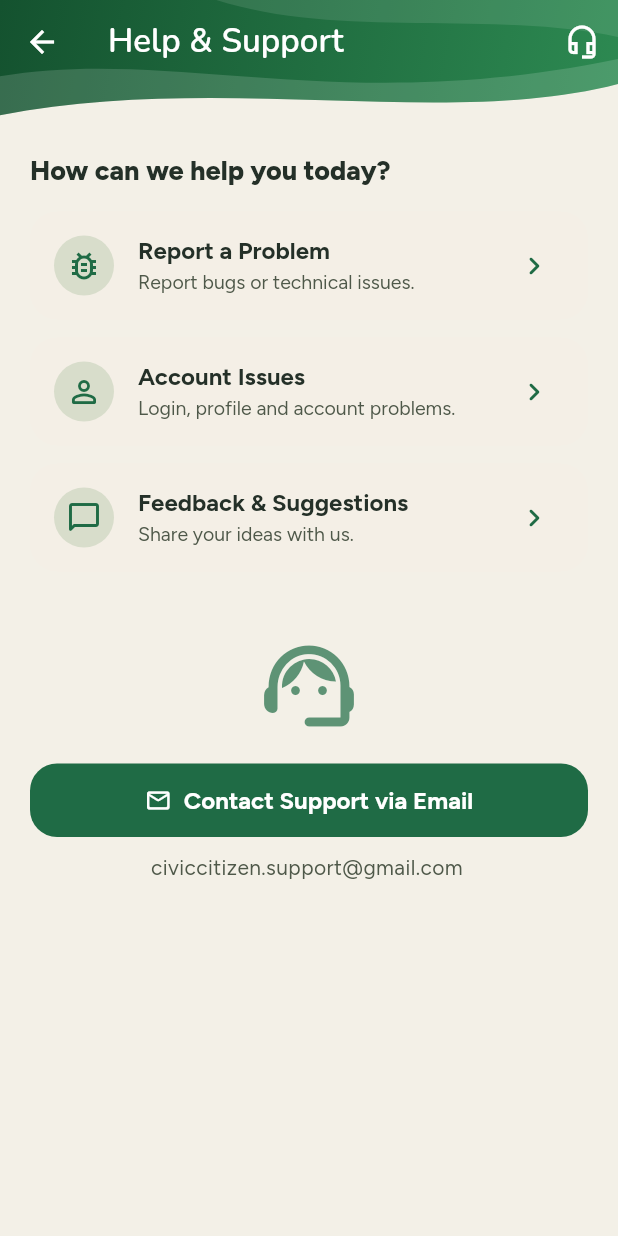
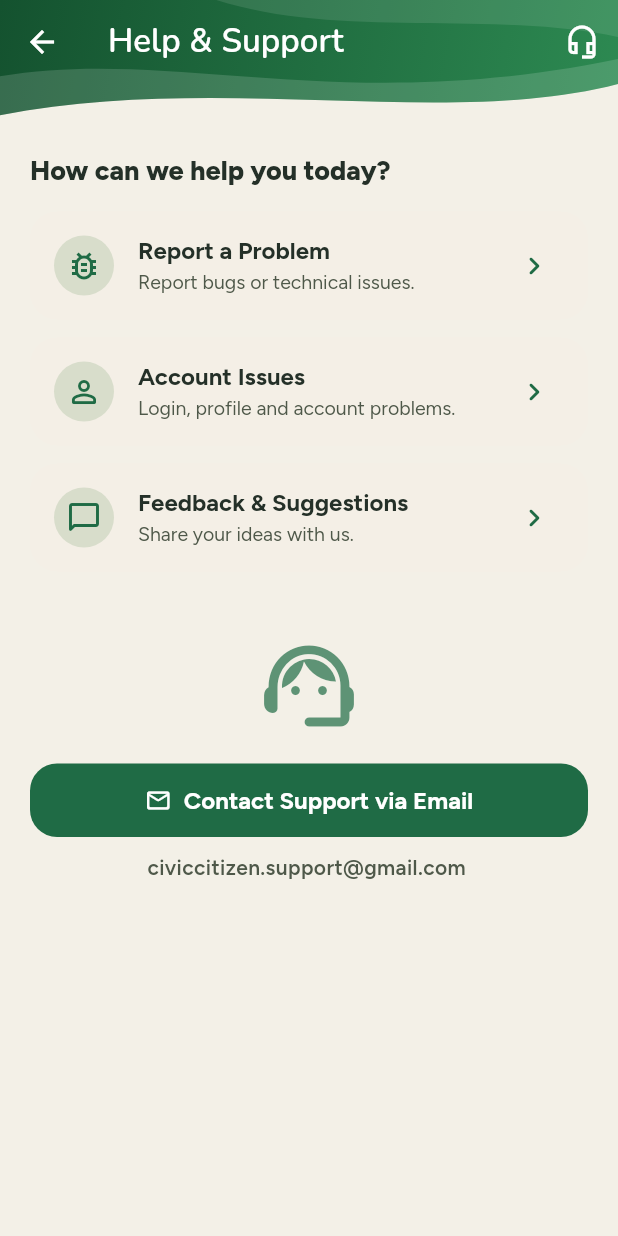
Before and after one commit to mqasim434/Civic-Citizen, a Flutter app: the HelpSupportView screen opened by its route, on a phone screen of 412 x 824 dp. Run offline on Flutter 3.47's test engine with Material 3 defaults, Android fonts, the phone set to English and light mode, and no system bars; our stand-ins replace app_links, cloud_firestore, file_picker, firebase_auth, firebase_core, flutter_animate and 10 more; missing offline and left inert: custom_info_window, google_mlkit_face_detection, mobile_scanner; accounts and stored records are empty.

Commit message:
Resolve PR 23 conflicts with main

```diff
--- a/lib/core/constants/app_constants.dart
+++ b/lib/core/constants/app_constants.dart
@@ -3,6 +3,8 @@ class AppConstants {
   AppConstants._();
 
   static const String appName = 'Civic Citizen';
+
+  /// Support inbox used by Help & Support.
   static const String supportEmail = 'civiccitizen.support@gmail.com';
   static const String appTagline = 'Connect. Share. Trust.';
 
--- a/lib/features/settings/views/help_support_view.dart
+++ b/lib/features/settings/views/help_support_view.dart
@@ -73,12 +73,12 @@ class HelpSupportView extends StatelessWidget {
             label: const Text('Contact Support via Email'),
           ),
           const SizedBox(height: 10),
-          Center(
-            child: SelectableText(
-              AppConstants.supportEmail,
-              style: theme.textTheme.bodyMedium?.copyWith(
-                color: theme.colorScheme.onSurfaceVariant,
-              ),
+          SelectableText(
+            AppConstants.supportEmail,
+            textAlign: TextAlign.center,
+            style: theme.textTheme.bodyMedium?.copyWith(
+              color: AppTheme.colors(context).inkMuted,
+              fontWeight: FontWeight.w600,
             ),
           ),
         ],
```
